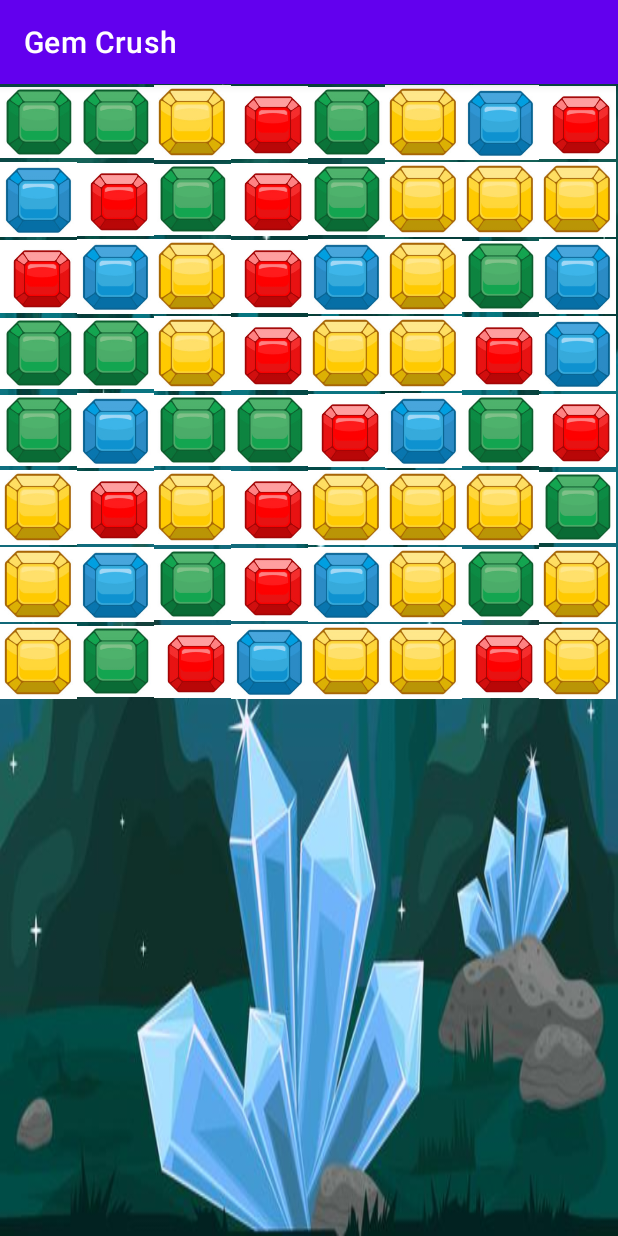
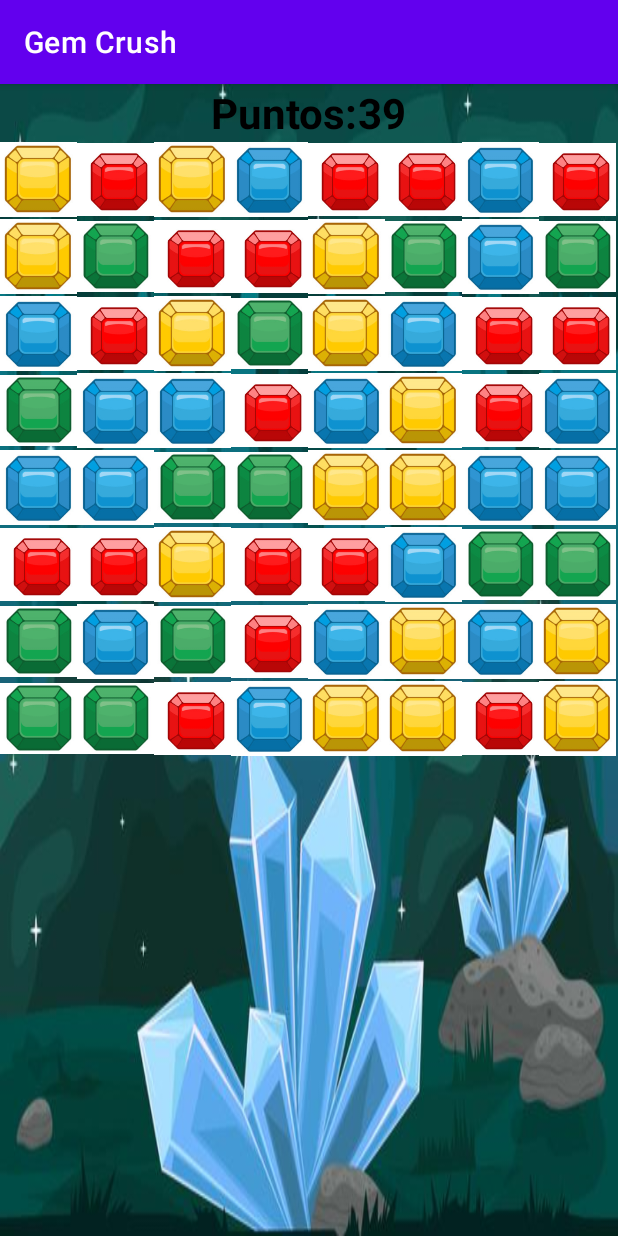
Before and after one commit to ekaitxu/GemCrush, an Android app: the JuegoActivity screen opened directly, with no data from a screen before it, on a phone screen of 412 x 824 dp. Run offline under Robolectric (Android 15) with nearby library versions, the phone set to English and light mode, and no system bars.

Commit message:
Juego de tres en raya funcional.

```diff
--- a/app/src/main/java/com/proyecto/gemcrush/JuegoActivity.java
+++ b/app/src/main/java/com/proyecto/gemcrush/JuegoActivity.java
@@ -6,17 +6,16 @@ import android.annotation.SuppressLint;
 import android.os.Bundle;
 import android.os.Handler;
 import android.util.DisplayMetrics;
-import android.view.ViewGroup;
 import android.widget.GridLayout;
 import android.widget.ImageView;
-import android.widget.Toast;
+import android.widget.TextView;
 
 import java.util.ArrayList;
 import java.util.Arrays;
 import java.util.List;
 
 public class JuegoActivity extends AppCompatActivity {
-
+    //region Variables
     int[] gemas = {
             R.drawable.diamante,
             R.drawable.citrina,
@@ -27,9 +26,12 @@ public class JuegoActivity extends AppCompatActivity {
     int anchuraDelBloque, numDeBloques = 8, anchuraDeLaPantalla;
     ArrayList<ImageView> gema = new ArrayList<>();
     int gemaAMover, gemaAReemplazar;
-    int noGema = R.drawable.ic_launcher_background;
+    int noGema = R.drawable.transparente;
     Handler mHandler;
     int intervalo = 100;
+    TextView puntos;
+    int puntuacion = 0;
+    //endregion
 
     @SuppressLint("ClickableViewAccessibility")
     @Override
@@ -37,15 +39,19 @@ public class JuegoActivity extends AppCompatActivity {
         super.onCreate(savedInstanceState);
         setContentView(R.layout.activity_juego);
 
+        //region Asignar variables
+        puntos = findViewById(R.id.puntos);
         //Se recogen las medidas de la pantalla y se calcula la anchura de cada bloque (gema)
         DisplayMetrics displayMetrics = new DisplayMetrics();
         getWindowManager().getDefaultDisplay().getMetrics(displayMetrics);
         anchuraDeLaPantalla = displayMetrics.widthPixels;
         int alturaDeLaPantalla = displayMetrics.heightPixels;
         anchuraDelBloque = anchuraDeLaPantalla / numDeBloques;
+        //endregion
 
         crearTablero();
 
+        //region Mover Gema
         /*Listener para controlar las acciones cuando una "gema" se mueva en x dirección, esto
         * se controla mediante la clase "OnSwipeListener"*/
         for (ImageView imageView : gema) {
@@ -77,7 +83,8 @@ public class JuegoActivity extends AppCompatActivity {
                     gemaAMover = imageView.getId();
                     gemaAReemplazar = gemaAMover - numDeBloques;
 
-                    intercambioDeGemas();                }
+                    intercambioDeGemas();
+                }
 
                 @Override
                 void onSwipeBottom() {
@@ -86,25 +93,37 @@ public class JuegoActivity extends AppCompatActivity {
                     gemaAMover = imageView.getId();
                     gemaAReemplazar = gemaAMover + numDeBloques;
 
-                    intercambioDeGemas();                  }
+                    intercambioDeGemas();
+                }
             });
         }
+        //endregion
+
         mHandler = new Handler();
         empezarRepeticion();
+
     }
 
-    private void comprobarLineaDeTres() {
+    //Función para comprobar si hay 3 gemas iguales en una línea
+    private void comprobarTresEnRaya() {
         for (int i = 0; i < 62; i++) {
             int gemaElegida = (int) gema.get(i).getTag();
             boolean esBlanco = (int) gema.get(i).getTag() == noGema;
+
+            /*
+            * Serie de index que representan la penúltima y última columna de cada fila, ya que
+            * no llegarían a ser 3
+            */
             Integer[] noValido = {6, 7, 14, 22, 23, 30, 31, 38, 39, 46, 47, 54, 55};
             List<Integer> lista = Arrays.asList(noValido);
             if (!lista.contains(i)) {
                 int x = i;
-                if ((int) gema.get(x++).getTag() == gemaElegida && esBlanco &&
+                if ((int) gema.get(x++).getTag() == gemaElegida && !esBlanco &&
                         (int) gema.get(x++).getTag() == gemaElegida &&
                         (int) gema.get(x).getTag() == gemaElegida)
                 {
+                    puntuacion = puntuacion + 3;
+                    puntos.setText(String.valueOf(puntuacion));
                     //3 veces porque son 3 gemas por línea las que queremos
                     gema.get(x).setImageResource(noGema);
                     gema.get(x).setTag(noGema);
@@ -117,19 +136,80 @@ public class JuegoActivity extends AppCompatActivity {
                 }
             }
         }
+        moverGemaAbajo();
+    }
+
+    //Función para comprobar si hay 3 gemas iguales en una columna
+    private void comprobarTresEnColumna() {
+        for (int i = 0; i < 47; i++) {
+            int gemaElegida = (int) gema.get(i).getTag();
+            boolean esBlanco = (int) gema.get(i).getTag() == noGema;
+
+            int x = i;
+            if ((int) gema.get(x).getTag() == gemaElegida && !esBlanco &&
+                    (int) gema.get(x + numDeBloques).getTag() == gemaElegida &&
+                    (int) gema.get(x + 2 * numDeBloques).getTag() == gemaElegida)
+            {
+                puntuacion = puntuacion + 3;
+                puntos.setText(String.valueOf(puntuacion));
+                //3 veces porque son 3 gemas por columna las que queremos
+                gema.get(x).setImageResource(noGema);
+                gema.get(x).setTag(noGema);
+                x = x + numDeBloques;
+                gema.get(x).setImageResource(noGema);
+                gema.get(x).setTag(noGema);
+                x = x + numDeBloques;
+                gema.get(x).setImageResource(noGema);
+                gema.get(x).setTag(noGema);
+            }
+        }
+        moverGemaAbajo();
+    }
+
+    //Función para mover las gemas hacia abajo cuando completas algún trío
+    private void moverGemaAbajo() {
+        Integer[] primeraLinea = {0, 1, 2, 3, 4, 5, 6, 7};
+        List<Integer> lista = Arrays.asList(primeraLinea);
+
+        for (int i = 55; i >= 0; i--) {
+            if ((int) gema.get(i + numDeBloques).getTag() == noGema) {
+                gema.get(i + numDeBloques).setImageResource((int) gema.get(i).getTag());
+                gema.get(i + numDeBloques).setTag(gema.get(i).getTag());
+                gema.get(i).setImageResource(noGema);
+                gema.get(i).setTag(noGema);
+
+                if (lista.contains(i) && (int) gema.get(i).getTag() == noGema) {
+                    int gemaAleatoria = (int) Math.floor(Math.random() * gemas.length);
+                    gema.get(i).setImageResource(gemas[gemaAleatoria]);
+                    gema.get(i).setTag(gemas[gemaAleatoria]);
+                }
+            }
+        }
+
+        //Bucle para evitar que en la primera fila queden huecos sin gemas
+        for (int i = 0; i < 8; i++) {
+            if ((int) gema.get(i).getTag() == noGema) {
+                int gemaAleatoria = (int) Math.floor(Math.random() * gemas.length);
+                gema.get(i).setImageResource(gemas[gemaAleatoria]);
+                gema.get(i).setTag(gemas[gemaAleatoria]);
+            }
+        }
     }
 
     Runnable repetirComprobacion = new Runnable() {
         @Override
         public void run() {
             try {
-                comprobarLineaDeTres();
+                comprobarTresEnRaya();
+                comprobarTresEnColumna();
+                moverGemaAbajo();
             }
             finally {
                 mHandler.postDelayed(repetirComprobacion, intervalo);
             }
         }
     };
+
     void empezarRepeticion() {
         repetirComprobacion.run();
     }
--- a/app/src/main/java/com/proyecto/gemcrush/OnSwipeListener.java
+++ b/app/src/main/java/com/proyecto/gemcrush/OnSwipeListener.java
@@ -1,5 +1,6 @@
 package com.proyecto.gemcrush;
 
+import android.annotation.SuppressLint;
 import android.content.Context;
 import android.view.GestureDetector;
 import android.view.MotionEvent;
@@ -14,6 +15,7 @@ public class OnSwipeListener implements View.OnTouchListener {
 
     public GestureDetector gestureDetector;
 
+    @SuppressLint("ClickableViewAccessibility")
     @Override
     public boolean onTouch(View v, MotionEvent event) {
         return gestureDetector.onTouchEvent(event);
--- /dev/null
+++ b/app/src/main/res/drawable/transparente.xml
@@ -0,0 +1,4 @@
+<?xml version="1.0" encoding="utf-8"?>
+<selector xmlns:android="http://schemas.android.com/apk/res/android">
+
+</selector>
--- a/app/src/main/res/layout/activity_juego.xml
+++ b/app/src/main/res/layout/activity_juego.xml
@@ -10,6 +10,35 @@
     android:background="@drawable/caverna_cristal"
     tools:context=".JuegoActivity">
 
+    <LinearLayout
+        android:id="@+id/LinearLayoutPuntuacion"
+        android:layout_width="match_parent"
+        android:layout_height="wrap_content"
+        android:gravity="center"
+        android:orientation="horizontal">
+
+        <TextView
+            android:layout_width="wrap_content"
+            android:layout_height="wrap_content"
+            android:text="@string/tvDescPuntos"
+            android:textColor="@color/black"
+            android:textSize="28sp"
+            android:textStyle="bold">
+
+        </TextView>
+        <TextView
+            android:id="@+id/puntos"
+            android:layout_width="wrap_content"
+            android:layout_height="wrap_content"
+            android:text=""
+            android:textColor="@color/black"
+            android:textSize="28sp"
+            android:textStyle="bold">
+
+        </TextView>
+    </LinearLayout>
+
+
     <GridLayout
         android:id="@+id/gridTablero"
         android:layout_width="match_parent"
--- a/app/src/main/res/values/strings.xml
+++ b/app/src/main/res/values/strings.xml
@@ -4,4 +4,5 @@
     <string name="euskera">Euskera</string>
     <string name="menu">Menu</string>
     <string name="sonido_activado">Sonido activado</string>
+    <string name="tvDescPuntos">Puntos: </string>
 </resources>
```
